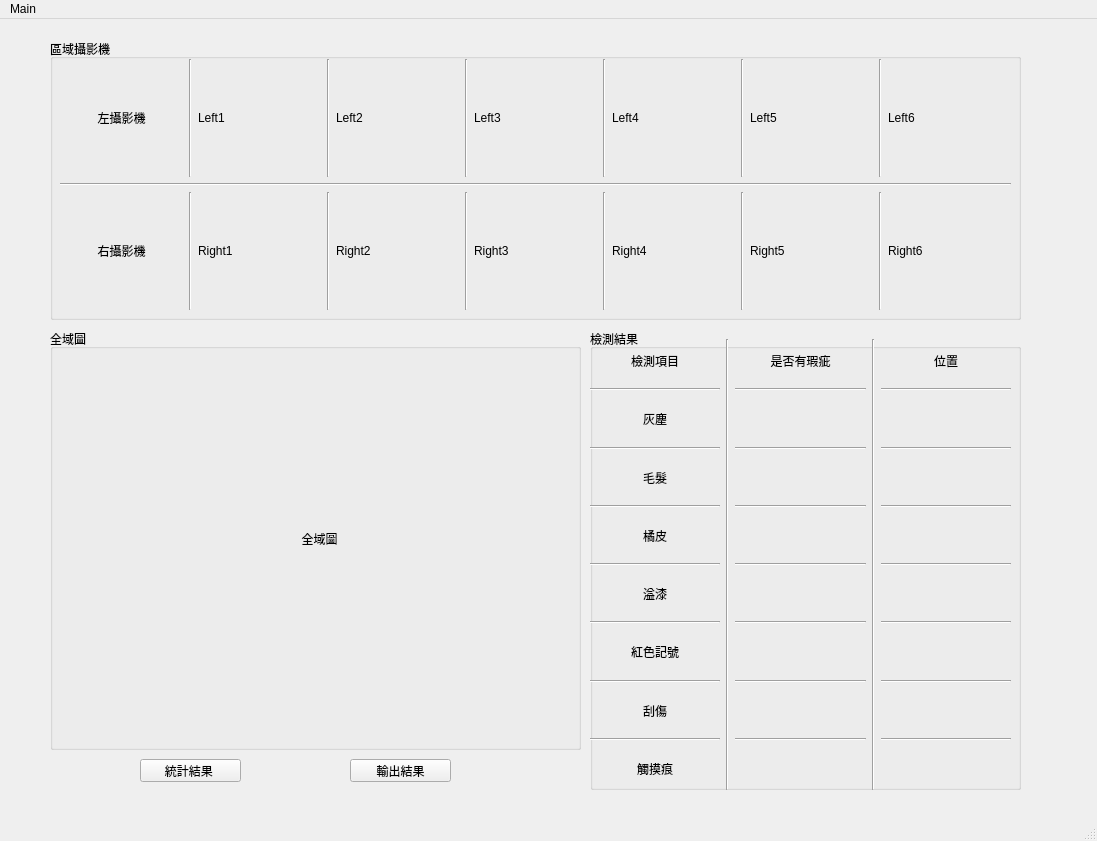
This is GUI/tiredetect.ui in Ivy60627/Tire-Defect-Detection-System as Qt 5 draws it before an edit. The edited form follows.
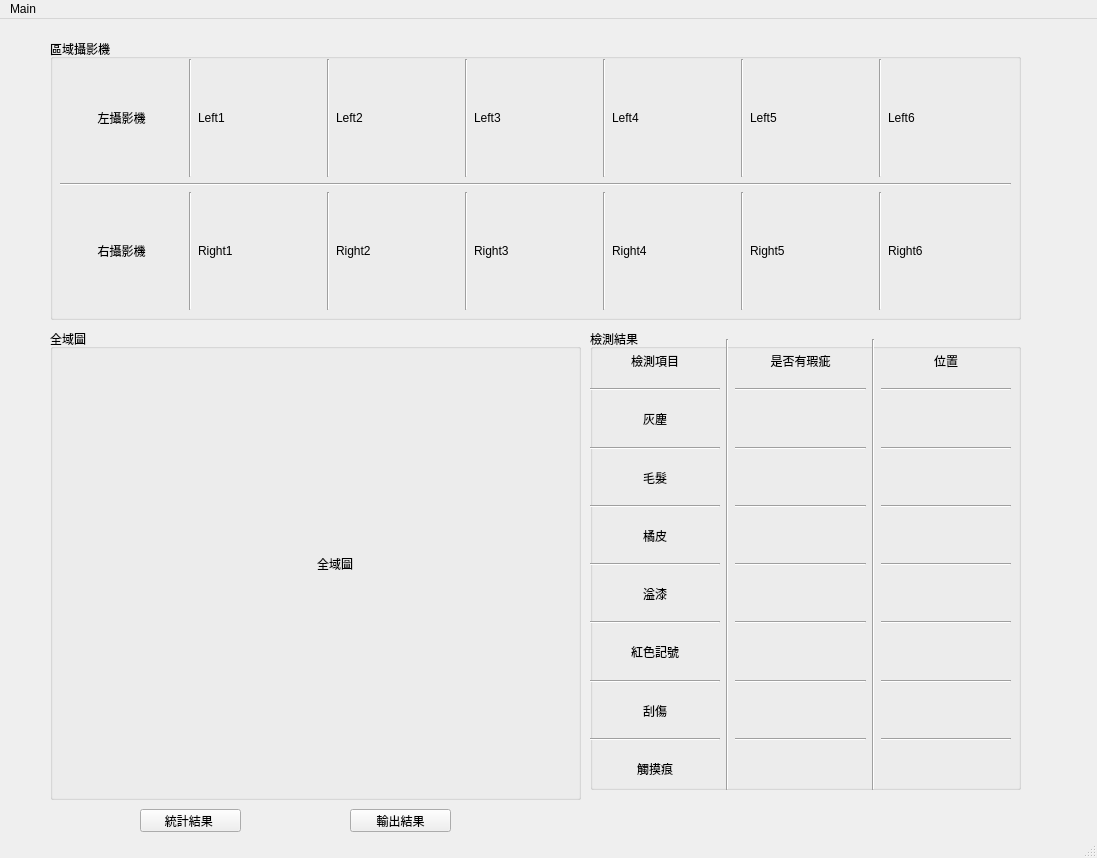
This is the edited form.

The edit to the form file:
```diff
--- a/GUI/tiredetect.ui
+++ b/GUI/tiredetect.ui
@@ -7,7 +7,7 @@
     <x>0</x>
     <y>0</y>
     <width>1097</width>
-    <height>841</height>
+    <height>858</height>
    </rect>
   </property>
   <property name="windowTitle">
@@ -21,7 +21,7 @@
     <property name="geometry">
      <rect>
       <x>140</x>
-      <y>740</y>
+      <y>790</y>
       <width>101</width>
       <height>23</height>
      </rect>
@@ -34,7 +34,7 @@
     <property name="geometry">
      <rect>
       <x>350</x>
-      <y>740</y>
+      <y>790</y>
       <width>101</width>
       <height>23</height>
      </rect>
@@ -676,7 +676,7 @@
       <x>50</x>
       <y>310</y>
       <width>531</width>
-      <height>421</height>
+      <height>471</height>
      </rect>
     </property>
     <property name="title">
@@ -687,8 +687,8 @@
       <rect>
        <x>60</x>
        <y>10</y>
-       <width>419</width>
-       <height>399</height>
+       <width>450</width>
+       <height>450</height>
       </rect>
      </property>
      <property name="text">
```
